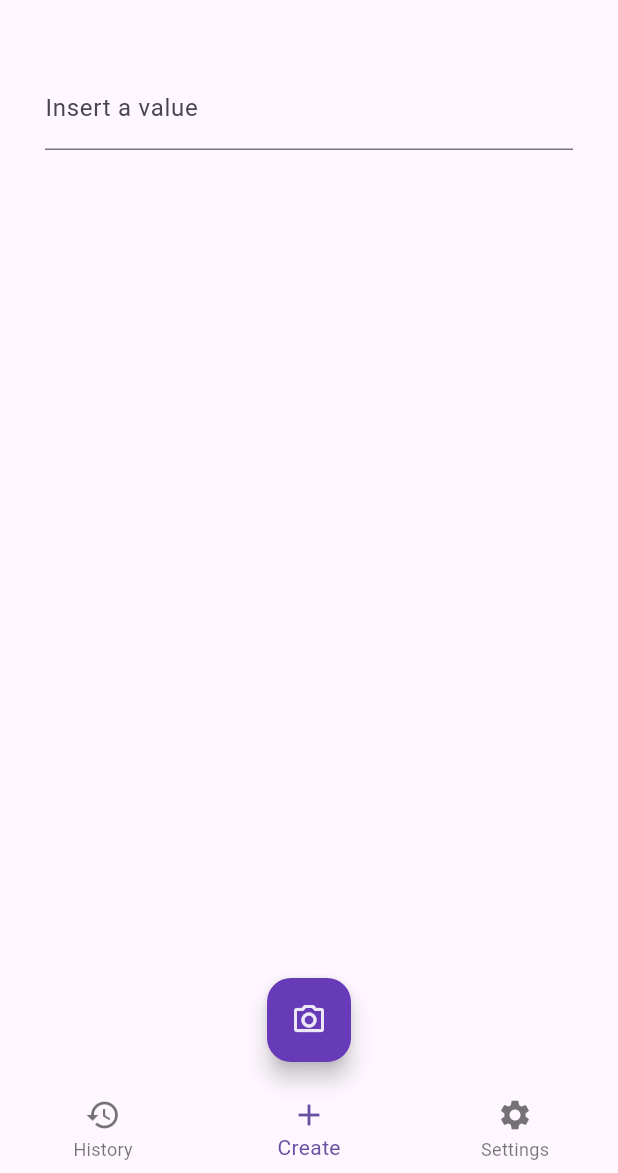
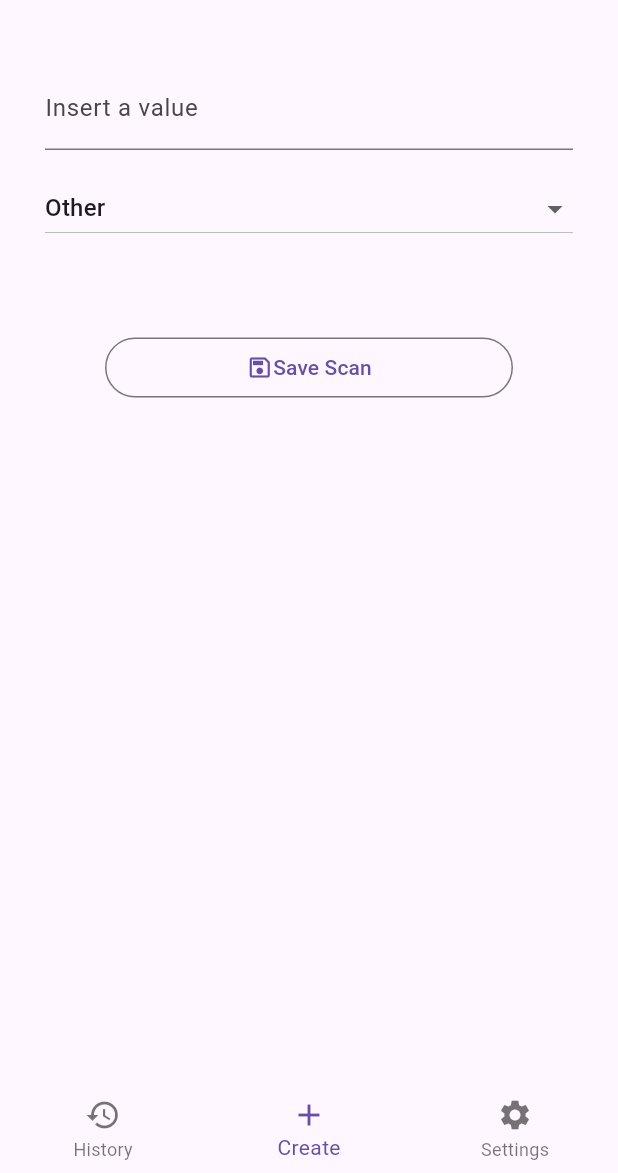
Before and after one commit to miguelfagundez/QR-Solutions, a Flutter app: the screen it shows after launch, item 2 of the bottom bar chosen, on a phone screen of 412 x 824 dp, the part 63-1236 px from its top. Run offline on Flutter 3.47's test engine with Material 3 defaults, Android fonts, the phone set to English and light mode, and no system bars; our stand-ins replace bloc, dartz, flutter_bloc, flutter_form_builder, form_builder_validators, get_it and 4 more; missing offline and left inert: flutter_barcode_scanner; accounts and stored records are empty; generated files the repository leaves out were written again.

Commit message:
Basic Dropdown menu included with Save scan btn (NDI)

```diff
--- a/lib/features/scan/presentation/widgets/create_qr_widget.dart
+++ b/lib/features/scan/presentation/widgets/create_qr_widget.dart
@@ -1,5 +1,8 @@
 import 'package:flutter/material.dart';
 import 'package:qr_flutter/qr_flutter.dart';
+import 'package:flutter_gen/gen_l10n/app_localizations.dart';
+import 'package:qr_solutions/core/utils/utils.dart';
+import 'package:qr_solutions/share/presentation/widgets/outline_scan_button.dart';
 
 class CreateQrWidget extends StatefulWidget {
   const CreateQrWidget({super.key});
@@ -8,8 +11,11 @@ class CreateQrWidget extends StatefulWidget {
   State<CreateQrWidget> createState() => _QrCreatorState();
 }
 
+final listOfScanTypes = returnListOfScanTypes();
+
 class _QrCreatorState extends State<CreateQrWidget> {
   String? userInput;
+  String userScanType = listOfScanTypes.first;
 
   @override
   Widget build(BuildContext context) {
@@ -23,9 +29,30 @@ class _QrCreatorState extends State<CreateQrWidget> {
                 userInput = value;
               });
             },
-            decoration: const InputDecoration(
-              labelText: 'Insert a value',
+            decoration: InputDecoration(
+              labelText: AppLocalizations.of(context)!.insertValue,
             ),
+          ),
+          const SizedBox(
+            height: 15,
+          ),
+          DropdownButton<String>(
+            value: userScanType,
+            elevation: 1,
+            isExpanded: true,
+            onChanged: (String? value) {
+              // This is called when the user selects an scan type.
+              setState(() {
+                userScanType = value!;
+              });
+            },
+            items:
+                listOfScanTypes.map<DropdownMenuItem<String>>((String value) {
+              return DropdownMenuItem<String>(
+                value: value,
+                child: Text(value),
+              );
+            }).toList(),
           ),
           const SizedBox(
             height: 25,
@@ -37,6 +64,23 @@ class _QrCreatorState extends State<CreateQrWidget> {
                   size: 250.0,
                 )
               : Container(),
+          const SizedBox(
+            height: 25,
+          ),
+          OutlineScanButton(
+            onTap: () {
+              // Save scan value & type
+            },
+            widget: Row(
+              mainAxisAlignment: MainAxisAlignment.center,
+              children: [
+                const Icon(Icons.save_outlined),
+                Text(
+                  AppLocalizations.of(context)!.saveScanInDatabase,
+                ),
+              ],
+            ),
+          ),
         ],
       ),
     );
--- a/lib/l10n/intl_en.arb
+++ b/lib/l10n/intl_en.arb
@@ -134,5 +134,9 @@
   "saveScanSuccess": "Scan saved successfully",
   "@saveScanSuccess": {
     "description": "saveScanSuccess"
+  },
+  "insertValue": "Insert a value",
+  "@insertValue": {
+    "description": "insertValue"
   }
 }
--- a/lib/l10n/intl_es.arb
+++ b/lib/l10n/intl_es.arb
@@ -32,5 +32,6 @@
   "spanish": "Español",
   "defaultLanMsg": "Idioma por defecto",
   "appLanguage": "Idiomas",
-  "saveScanSuccess": "Scan guardado satisfactoriamente"
+  "saveScanSuccess": "Scan guardado satisfactoriamente",
+  "insertValue": "Insertar un valor"
   }
--- a/lib/share/presentation/pages/home_page.dart
+++ b/lib/share/presentation/pages/home_page.dart
@@ -1,16 +1,13 @@
 import 'package:flutter/material.dart';
 import 'package:flutter_bloc/flutter_bloc.dart';
-// import 'package:provider/provider.dart';
+import 'package:flutter_gen/gen_l10n/app_localizations.dart';
 import 'package:qr_solutions/core/utils/constants.dart';
 import 'package:qr_solutions/features/scan/presentation/bloc/scan_bloc.dart';
 import 'package:qr_solutions/features/scan/presentation/pages/create_qr_page.dart';
 import 'package:qr_solutions/features/scan/presentation/pages/history_page.dart';
-import 'package:qr_solutions/features/scan/presentation/widgets/create_qr_widget.dart';
 import 'package:qr_solutions/features/settings/presentation/pages/settings_page.dart';
 import 'package:qr_solutions/share/presentation/bloc/ui/ui_bloc.dart';
-// import 'package:qr_solutions/share/presentation/providers/ui_provider.dart';
 import 'package:qr_solutions/share/presentation/widgets/custom_navegation_bar.dart';
-import 'package:flutter_gen/gen_l10n/app_localizations.dart';
 import 'package:qr_solutions/share/presentation/widgets/custom_scan_button.dart';
 
 class HomePage extends StatefulWidget {
@@ -74,7 +71,8 @@ class _HomePageState extends State<HomePage> {
           children: screens,
         ),
         bottomNavigationBar: const CustomNavigationBar(),
-        floatingActionButton: const CustomScanButton(),
+        floatingActionButton:
+            (state.indexSelected == 0) ? const CustomScanButton() : Container(),
         floatingActionButtonLocation: FloatingActionButtonLocation.centerFloat,
       );
     });
```
Also changed, not shown: lib/core/utils/utils.dart (+20 -0 lines).
